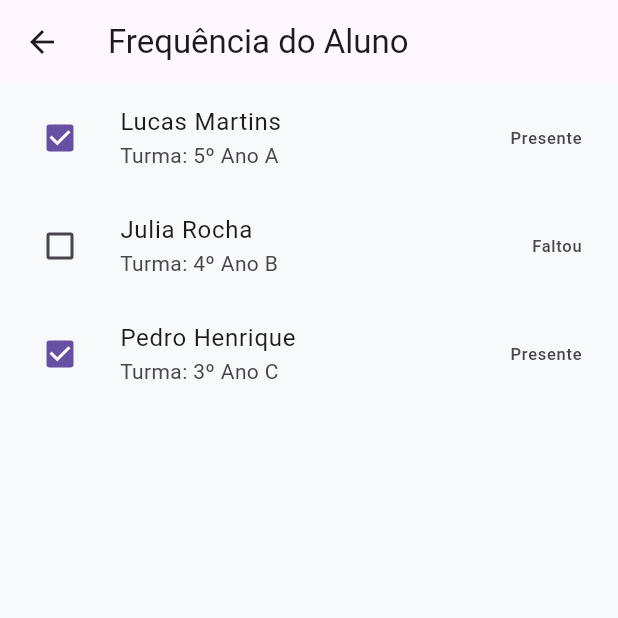
After one commit to strawti-apps/minhagestaointeligente_painel, a Flutter app: the FrequenciaAlunoPage screen opened by its route, on a phone screen of 412 x 824 dp, the top half of it. The commit adds this screen. Run offline on Flutter 3.47's test engine with Material 3 defaults, Android fonts, the phone set to English and light mode, and no system bars; our stand-ins replace dio, file_picker, firebase_core, flutter_screenutil, font_awesome_flutter, form_field_validator and 5 more; missing offline and left inert: dart:js; accounts and stored records are empty.

Commit message:
insert modules in type teacher

```diff
--- a/lib/app/modules/educacao/educacao_routes.dart
+++ b/lib/app/modules/educacao/educacao_routes.dart
@@ -2,6 +2,10 @@ import 'package:get/get.dart';
 
 import 'educacao_controller.dart';
 import 'educacao_page.dart';
+import 'module_professor/pages/alunos_page.dart';
+import 'module_professor/pages/boletins_page.dart';
+import 'module_professor/pages/frequencia_aluno_page.dart';
+import 'module_professor/pages/material_escolar_page.dart';
 
 final educacaoRoutes = [
   GetPage(
@@ -11,4 +15,14 @@ final educacaoRoutes = [
       Get.put(EducacaoController());
     }),
   ),
+  GetPage(name: AlunosPage.route, page: () => const AlunosPage()),
+  GetPage(name: BoletinsPage.route, page: () => const BoletinsPage()),
+  GetPage(
+    name: FrequenciaAlunoPage.route,
+    page: () => const FrequenciaAlunoPage(),
+  ),
+  GetPage(
+    name: MaterialEscolarPage.route,
+    page: () => const MaterialEscolarPage(),
+  ),
 ];
--- /dev/null
+++ b/lib/app/modules/educacao/module_professor/controllers/alunos_controller.dart
@@ -0,0 +1,9 @@
+import 'package:get/get.dart';
+
+class AlunosController extends GetxController {
+  final alunos = [
+    {'nome': 'Lucas Martins', 'turma': '5º Ano A'},
+    {'nome': 'Julia Rocha', 'turma': '4º Ano B'},
+    {'nome': 'Pedro Henrique', 'turma': '3º Ano C'},
+  ];
+}
--- /dev/null
+++ b/lib/app/modules/educacao/module_professor/controllers/boletins_controller.dart
@@ -0,0 +1,9 @@
+import 'package:get/get.dart';
+
+class BoletinsController extends GetxController {
+  final boletins = [
+    {'aluno': 'Lucas Martins', 'nota': '8.5'},
+    {'aluno': 'Julia Rocha', 'nota': '9.0'},
+    {'aluno': 'Pedro Henrique', 'nota': '7.5'},
+  ];
+}
--- /dev/null
+++ b/lib/app/modules/educacao/module_professor/controllers/frequencia_aluno_controller.dart
@@ -0,0 +1,14 @@
+import 'package:get/get.dart';
+
+class FrequenciaAlunoController extends GetxController {
+  final alunos = [
+    {'nome': 'Lucas Martins', 'turma': '5º Ano A', 'presente': true},
+    {'nome': 'Julia Rocha', 'turma': '4º Ano B', 'presente': false},
+    {'nome': 'Pedro Henrique', 'turma': '3º Ano C', 'presente': true},
+  ];
+
+  void togglePresenca(int index) {
+    alunos[index]['presente'] = !(alunos[index]['presente'] as bool);
+    update();
+  }
+}
--- /dev/null
+++ b/lib/app/modules/educacao/module_professor/pages/frequencia_aluno_page.dart
@@ -0,0 +1,34 @@
+import 'package:flutter/material.dart';
+import 'package:get/get.dart';
+
+import '../controllers/frequencia_aluno_controller.dart';
+
+class FrequenciaAlunoPage extends StatelessWidget {
+  static const route = '/professor/frequencia_aluno';
+  const FrequenciaAlunoPage({super.key});
+
+  @override
+  Widget build(BuildContext context) {
+    final controller = Get.put(FrequenciaAlunoController());
+    return Scaffold(
+      appBar: AppBar(title: const Text('Frequência do Aluno')),
+      body: ListView.builder(
+        itemCount: controller.alunos.length,
+        itemBuilder: (context, index) {
+          final aluno = controller.alunos[index];
+          return ListTile(
+            leading: Checkbox(
+              value: aluno['presente'] as bool? ?? false,
+              onChanged: (val) => controller.togglePresenca(index),
+            ),
+            title: Text(aluno['nome'] as String? ?? ''),
+            subtitle: Text('Turma: ${aluno['turma'] as String? ?? ''}'),
+            trailing: Text(
+              (aluno['presente'] as bool? ?? false) ? 'Presente' : 'Faltou',
+            ),
+          );
+        },
+      ),
+    );
+  }
+}
```
Also changed, not shown: lib/app/modules/educacao/module_professor/controllers/material_escolar_controller.dart (added, +9 -0 lines), lib/app/modules/educacao/module_professor/pages/alunos_page.dart (added, +28 -0 lines), lib/app/modules/educacao/module_professor/pages/boletins_page.dart (added, +28 -0 lines), lib/app/modules/educacao/module_professor/pages/material_escolar_page.dart (added, +28 -0 lines), lib/app/shared/navbar/navbar_desktop_widget.dart (+17 -9 lines).
